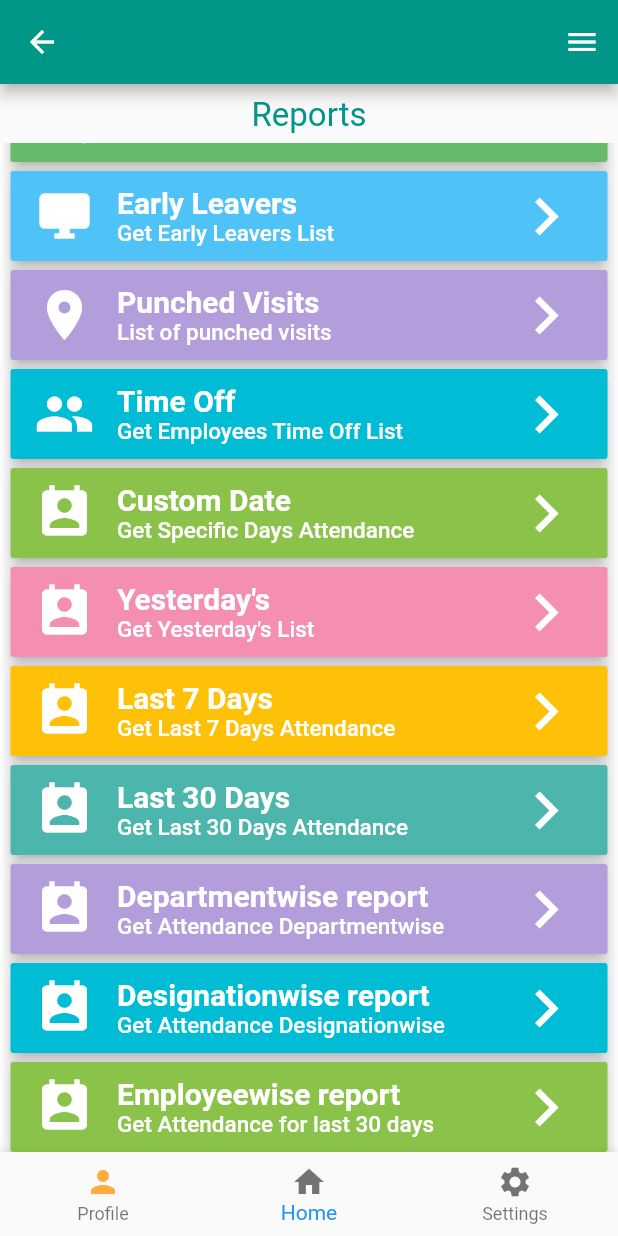
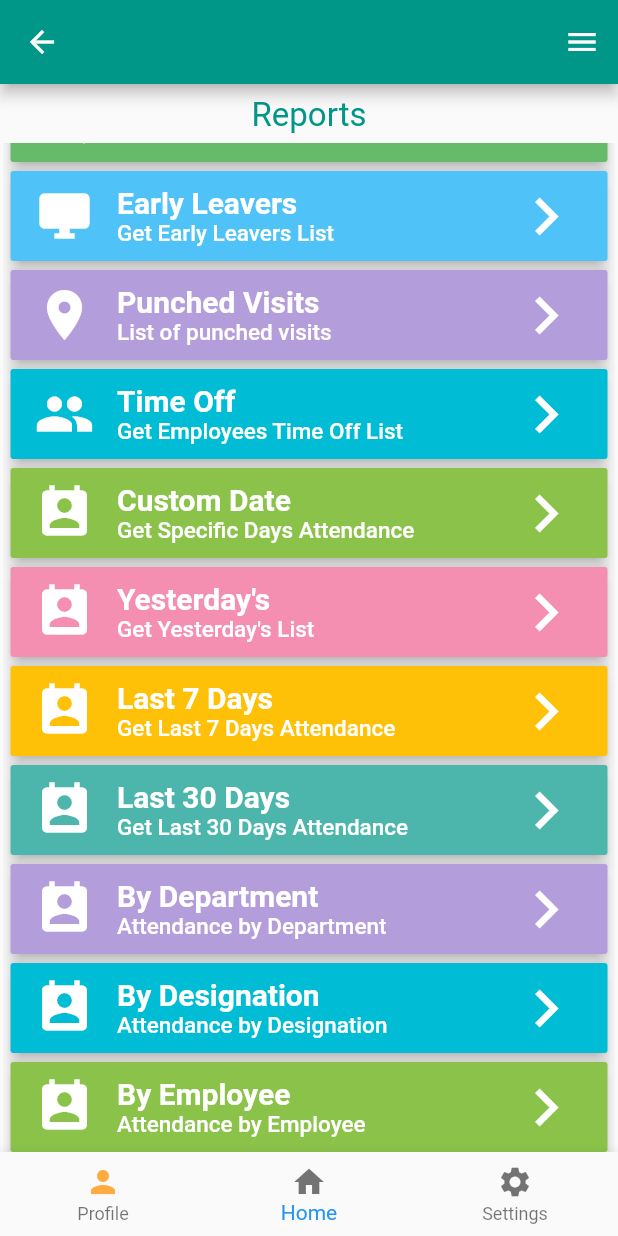
Before and after one commit to ubitechdevelopers/ubisales_LiveReleaseVersion1.1.0new_changes1.02020-12-11_somya, a Flutter app: the Reports screen opened directly, scrolled down 113 dp, on a phone screen of 412 x 824 dp. Run offline on Flutter 3.47's test engine with Material 2 defaults, Android fonts, the phone set to English and light mode, and no system bars; our stand-ins replace camera, datetime_picker_formfield, dio, image_picker, location, share and 2 more; missing offline and left inert: geocoder, launch_review, simple_permissions, validate; accounts and stored records are empty.

Commit message:
change whole ukp

```diff
--- a/lib/drawer.dart
+++ b/lib/drawer.dart
@@ -258,11 +258,11 @@ class _AppDrawerState extends State<AppDrawer> {
             title: Row(
               children: <Widget>[
                 Icon(Icons.location_on,size: 20.0),SizedBox(width: 5.0),
-                new Text("Track Location", style: new TextStyle(fontSize: 15.0)),
+                new Text("Set Geo Fence", style: new TextStyle(fontSize: 15.0)),
               ],
             ),
             onTap: () {
-              showDialogWidget("To Track Location of Employee, Login to the web panel.", "To Track Location of Employee upgrade to Premium Plan.");
+              showDialogWidget("To set Geo Fence, login to the web admin panel.", "To set Geo Fence upgrade to Premium Plan.");
             },
           ):new Center(),
     /*      reportper ==1?new ListTile(
--- a/lib/main1.dart
+++ b/lib/main1.dart
@@ -41,7 +41,7 @@ class _MyAppState extends State<MyApp> {
         body:new Builder(
         builder: (BuildContext context) {
           return new SplashScreen(
-            seconds: 3,
+            seconds: 2,
             navigateAfterSeconds: new ShrineApp(),
             title: new Text('',style: TextStyle(fontSize: 32.0),),
             loaderColor: Colors.blueGrey[100],
--- a/lib/reports.dart
+++ b/lib/reports.dart
@@ -602,10 +602,10 @@ class _Reports extends State<Reports> {
                         crossAxisAlignment: CrossAxisAlignment.start,
                         children: <Widget>[
                           Container(
-                              child: Text('Departmentwise report',style: TextStyle(fontWeight:FontWeight.bold,fontSize: 20.0),)
+                              child: Text('By Department',style: TextStyle(fontWeight:FontWeight.bold,fontSize: 20.0),)
                           ),
                           Container(
-                              child: Text('Get Attendance Departmentwise',style: TextStyle(fontSize: 15.0,),)
+                              child: Text('Attendance by Department',style: TextStyle(fontSize: 15.0,),)
                           ),
                         ],
                       ),
@@ -644,10 +644,10 @@ class _Reports extends State<Reports> {
                         crossAxisAlignment: CrossAxisAlignment.start,
                         children: <Widget>[
                           Container(
-                              child: Text('Designationwise report',style: TextStyle(fontWeight:FontWeight.bold,fontSize: 20.0),)
+                              child: Text('By Designation',style: TextStyle(fontWeight:FontWeight.bold,fontSize: 20.0),)
                           ),
                           Container(
-                              child: Text('Get Attendance Designationwise',style: TextStyle(fontSize: 15.0,),)
+                              child: Text('Attendance by Designation',style: TextStyle(fontSize: 15.0,),)
                           ),
                         ],
                       ),
@@ -687,10 +687,10 @@ class _Reports extends State<Reports> {
                         crossAxisAlignment: CrossAxisAlignment.start,
                         children: <Widget>[
                           Container(
-                              child: Text('Employeewise report',style: TextStyle(fontWeight:FontWeight.bold,fontSize: 20.0),)
+                              child: Text('By Employee',style: TextStyle(fontWeight:FontWeight.bold,fontSize: 20.0),)
                           ),
                           Container(
-                              child: Text('Get Attendance for last 30 days',style: TextStyle(fontSize: 15.0,),)
+                              child: Text('Attendance by Employee',style: TextStyle(fontSize: 15.0,),)
                           ),
                         ],
                       ),
--- a/pubspec.yaml
+++ b/pubspec.yaml
@@ -40,6 +40,10 @@ dependencies:
   splashscreen: ^1.1.0
   share: ^0.5.3
   launch_review: ^1.0.1
+  native_device_orientation: ^0.0.3
+  connectivity: ^0.3.2
+  flutter_native_image:
+    git: https://github.com/btastic/flutter_native_image.git
 
 dev_dependencies:
   flutter_test:
```
Also changed, not shown: lib/Employeewise_att.dart (+12 -11 lines), lib/department_att.dart (+14 -12 lines), lib/designation_att.dart (+14 -12 lines), pubspec.lock, 3 other files.
